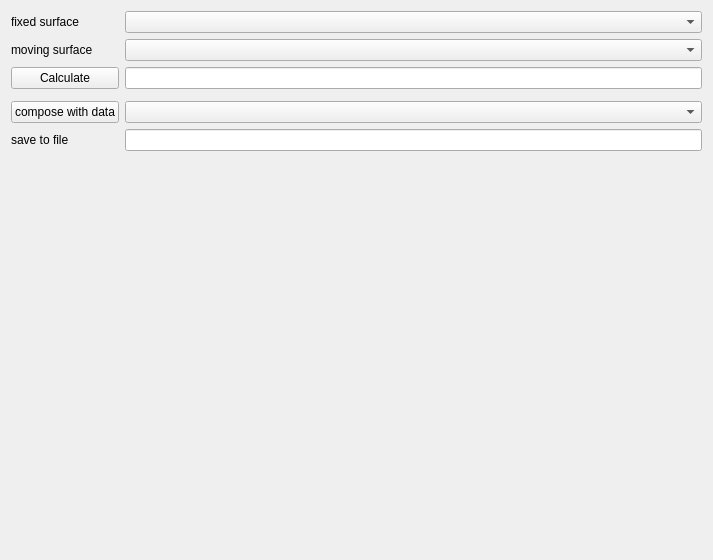
The window that Code/Gui/MITK/Plugins/uk.ac.ucl.cmic.igisurfacereg/src/internal/SurfaceRegView.ui (NifTK/NifTK) describes before a commit, drawn with Qt 5.
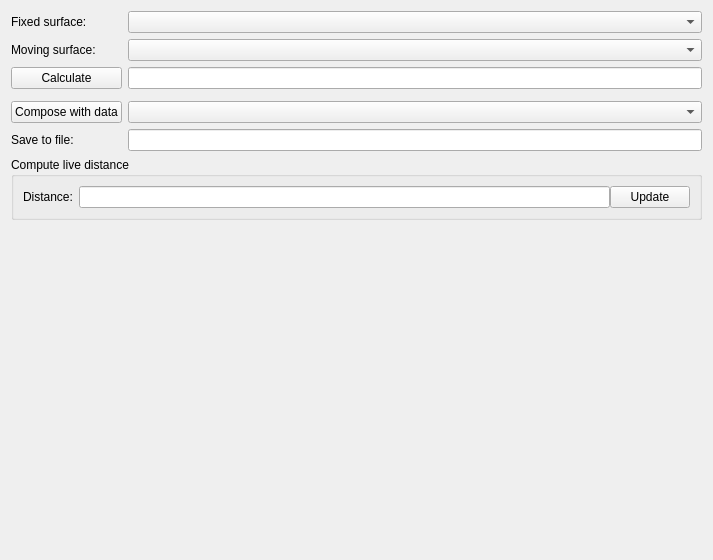
The same window after the commit. Custom widgets are drawn as their Qt base class.

Commit message: Bug #2563: plumbing bits for live icp distance. still need the actual computation.

What changed in the file:
```diff
--- a/Code/Gui/MITK/Plugins/uk.ac.ucl.cmic.igisurfacereg/src/internal/SurfaceRegView.ui
+++ b/Code/Gui/MITK/Plugins/uk.ac.ucl.cmic.igisurfacereg/src/internal/SurfaceRegView.ui
@@ -21,7 +21,10 @@
        <item row="0" column="0">
         <widget class="QLabel" name="m_FixedSurfaceLabel">
          <property name="text">
-          <string>fixed surface</string>
+          <string>Fixed surface:</string>
+         </property>
+         <property name="buddy">
+          <cstring>m_FixedSurfaceComboBox</cstring>
          </property>
         </widget>
        </item>
@@ -31,7 +34,10 @@
        <item row="1" column="0">
         <widget class="QLabel" name="m_MovingSurfaceLabel">
          <property name="text">
-          <string>moving surface</string>
+          <string>Moving surface:</string>
+         </property>
+         <property name="buddy">
+          <cstring>m_MovingSurfaceComboBox</cstring>
          </property>
         </widget>
        </item>
@@ -54,7 +60,7 @@
        <item row="4" column="0">
         <widget class="QPushButton" name="m_ComposeWithDataButton">
          <property name="text">
-          <string>compose with data</string>
+          <string>Compose with data</string>
          </property>
         </widget>
        </item>
@@ -64,7 +70,10 @@
        <item row="5" column="0">
         <widget class="QLabel" name="m_SaveToFileLabel">
          <property name="text">
-          <string>save to file</string>
+          <string>Save to file:</string>
+         </property>
+         <property name="buddy">
+          <cstring>m_SaveToFilePathEdit</cstring>
          </property>
         </widget>
        </item>
@@ -73,6 +82,45 @@
        </item>
       </layout>
      </item>
+     <item>
+      <widget class="ctkCollapsibleGroupBox" name="m_LiveDistanceGroupBox">
+       <property name="title">
+        <string>Compute live distance</string>
+       </property>
+       <layout class="QFormLayout" name="formLayout">
+        <item row="0" column="0">
+         <widget class="QLabel" name="label">
+          <property name="text">
+           <string>Distance:</string>
+          </property>
+         </widget>
+        </item>
+        <item row="0" column="1">
+         <layout class="QHBoxLayout" name="horizontalLayout_2">
+          <property name="spacing">
+           <number>0</number>
+          </property>
+          <item>
+           <widget class="QLineEdit" name="m_DistanceLineEdit"/>
+          </item>
+          <item>
+           <widget class="QPushButton" name="m_LiveDistanceUpdateButton">
+            <property name="sizePolicy">
+             <sizepolicy hsizetype="Minimum" vsizetype="Ignored">
+              <horstretch>0</horstretch>
+              <verstretch>0</verstretch>
+             </sizepolicy>
+            </property>
+            <property name="text">
+             <string>Update</string>
+            </property>
+           </widget>
+          </item>
+         </layout>
+        </item>
+       </layout>
+      </widget>
+     </item>
      <item>
       <spacer name="verticalSpacer">
        <property name="orientation">
@@ -112,6 +160,12 @@
    <extends>QComboBox</extends>
    <header location="global">QmitkDataStorageCheckableComboBox.h</header>
   </customwidget>
+  <customwidget>
+   <class>ctkCollapsibleGroupBox</class>
+   <extends>QGroupBox</extends>
+   <header>ctkcollapsiblegroupbox.h</header>
+   <container>1</container>
+  </customwidget>
  </customwidgets>
  <resources/>
  <connections/>
```
The commit also changes 2 other files.
